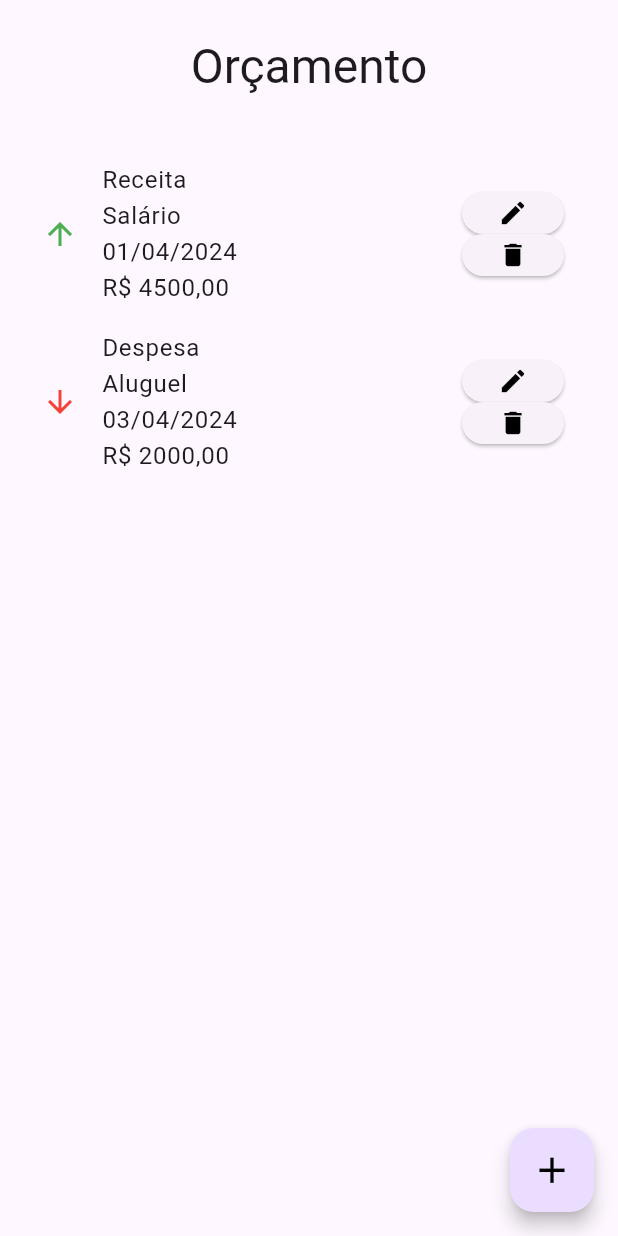
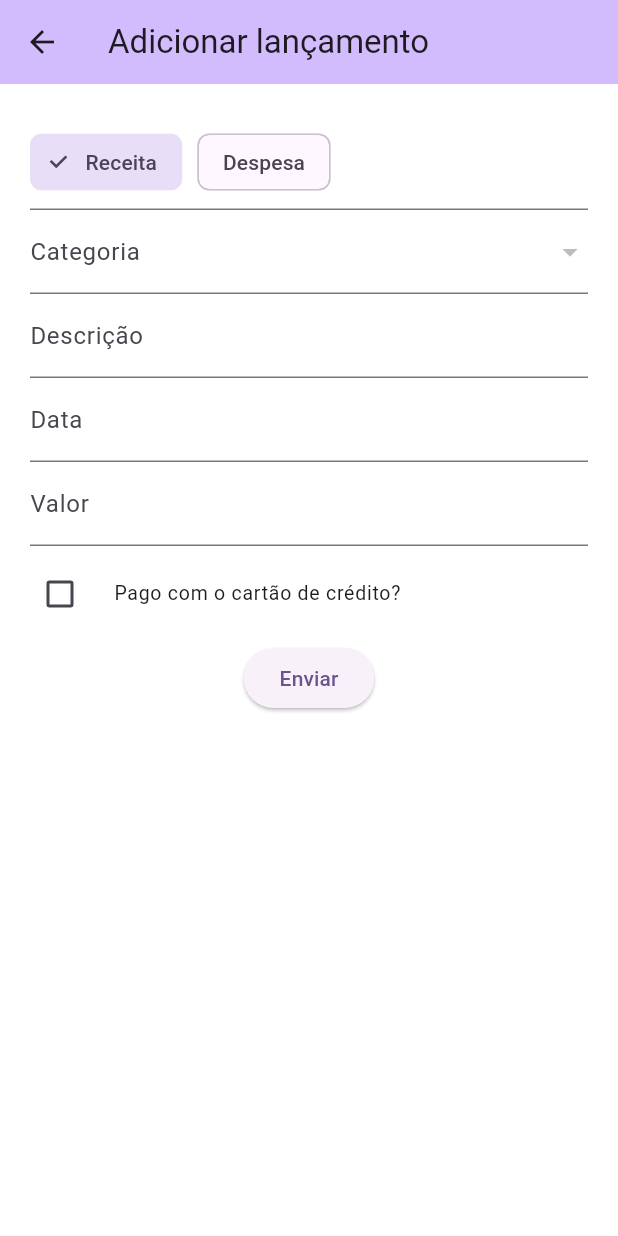
Before and after one commit to gmcotta/2mobr-flutter-trabalho-final, a Flutter app: the BudgetTab screen opened directly, after a tap on the "add" icon, on a phone screen of 412 x 824 dp. Run offline on Flutter 3.47's test engine with Material 3 defaults, Android fonts, the phone set to English and light mode, and no system bars; drawn by our look-alikes of flutter_form_builder; our stand-ins replace currency_text_input_formatter, form_builder_validators; missing offline and left inert: flutter_charts.

Commit message:
feat: create add register screen with form

```diff
--- /dev/null
+++ b/lib/screens/add_register_screen.dart
@@ -0,0 +1,150 @@
+import 'package:flutter/material.dart';
+import 'package:flutter_form_builder/flutter_form_builder.dart';
+import 'package:currency_text_input_formatter/currency_text_input_formatter.dart';
+import 'package:intl/intl.dart';
+import 'package:form_builder_validators/form_builder_validators.dart';
+
+class AddRegisterScreen extends StatefulWidget {
+  const AddRegisterScreen({super.key});
+
+  @override
+  State<AddRegisterScreen> createState() => _AddRegisterScreenState();
+}
+
+class _AddRegisterScreenState extends State<AddRegisterScreen> {
+  final _formKey = GlobalKey<FormBuilderState>();
+  bool isExpense = false;
+
+  @override
+  Widget build(BuildContext context) {
+    return Scaffold(
+      backgroundColor: Colors.white,
+      body: SingleChildScrollView(child: Padding(
+        padding: const EdgeInsets.all(20),
+        child: FormBuilder(
+            key: _formKey,
+            child: Column(
+              children: [
+                FormBuilderChoiceChip(
+                  name: 'type',
+                  initialValue: 'Receita',
+                  autovalidateMode: AutovalidateMode.onUserInteraction,
+                  spacing: 10,
+                  options: const [
+                    FormBuilderChipOption(value: 'Receita'),
+                    FormBuilderChipOption(value: 'Despesa'),
+                  ],
+                  onChanged: (value) {
+                    if (value == 'Receita') {
+                      _formKey.currentState?.fields['category']?.reset();
+                      _formKey.currentState?.fields['creditCard']?.reset();
+                      setState(() {
+                        isExpense = false;
+                      });
+                    } else {
+                      setState(() {
+                        isExpense = true;
+                      });
+                    }
+                  },
+                  validator: (value) {
+                    if (value == null) {
+                      return 'Tipo de lançamento obrigatório';
+                    }
+                    return null;
+                  },
+                ),
+                FormBuilderDropdown(
+                  name: 'category',
+                  decoration: const InputDecoration(labelText: 'Categoria'),
+                  autovalidateMode: AutovalidateMode.onUserInteraction,
+                  items: [
+                    'Alimentação',
+                    'Moradia',
+                    'Educação',
+                    'Pets',
+                    'Saúde',
+                    'Transporte',
+                    'Pessoais',
+                    'Lazer',
+                    'Outros'
+                  ]
+                      .map((gender) => DropdownMenuItem(
+                            value: gender,
+                            child: Text(gender),
+                          ))
+                      .toList(),
+                  enabled: isExpense,
+                  validator: (value) {
+                    if (value == null && isExpense) {
+                      return 'Categoria obrigatória para despesas';
+                    }
+                    return null;
+                  },
+                ),
+                FormBuilderTextField(
+                  name: 'description',
+                  decoration: const InputDecoration(labelText: 'Descrição'),
+                    autovalidateMode: AutovalidateMode.onUserInteraction,
+                  validator: (value) {
+                    if (value == null || value == '') {
+                      return 'Campo obrigatório';
+                    }
+                    return null;
+                  }
+                ),
+                FormBuilderDateTimePicker(
+                  name: 'date',
+                  decoration: const InputDecoration(labelText: 'Data'),
+                  lastDate: DateTime.now(),
+                  format: DateFormat("dd/MM/yyyy"),
+                  locale: const Locale('pt', 'BR'),
+                  inputType: InputType.date,
+                    validator: (value) {
+                      if (value == null) {
+                        return 'Campo obrigatório';
+                      }
+                      return null;
+                    }
+                ),
+                FormBuilderTextField(
+                  name: 'amount',
+                  keyboardType: TextInputType.number,
+                  decoration: const InputDecoration(labelText: 'Valor'),
+                  inputFormatters: [
+                    CurrencyTextInputFormatter(
+                      locale: 'pt_BR',
+                      decimalDigits: 2,
+                      symbol: 'R\$',
+                    )
+                  ],
+                    validator: (value) {
+                      if (value == null || value == '') {
+                        return 'Campo obrigatório';
+                      }
+                      return null;
+                    }
+                ),
+                FormBuilderCheckbox(
+                  // Core attributes
+                  name: 'creditCard',
+                  initialValue: false,
+                  title: const Text('Pago com o cartão de crédito?'),
+                  enabled: isExpense,
+                ),
+                ElevatedButton(
+                    onPressed: () {
+                      _formKey.currentState?.saveAndValidate();
+                      print(_formKey.currentState?.value);
+                    },
+                    child: const Text("Enviar"))
+              ],
+            )),
+      )),
+      appBar: AppBar(
+        backgroundColor: Theme.of(context).colorScheme.inversePrimary,
+        title: const Text('Adicionar lançamento'),
+      ),
+    );
+  }
+}
--- a/lib/tabs/budget_tab.dart
+++ b/lib/tabs/budget_tab.dart
@@ -112,7 +112,9 @@ class _BudgetTabState extends State<BudgetTab> {
         ],
       ),
       floatingActionButton: FloatingActionButton(
-        onPressed: () {},
+        onPressed: () {
+          Navigator.pushNamed(context, '/add');
+        },
         tooltip: 'Adicionar registro',
         elevation: 5,
         splashColor: Colors.grey,
--- a/pubspec.yaml
+++ b/pubspec.yaml
@@ -36,6 +36,12 @@ dependencies:
   # Use with the CupertinoIcons class for iOS style icons.
   cupertino_icons: ^1.0.6
   flutter_charts: ^0.5.2
+  flutter_form_builder: ^9.2.1
+  form_builder_validators: ^9.1.0
+  currency_text_input_formatter: ^2.1.11
+  flutter_localizations:
+    sdk: flutter
+  intl: ^0.18.1
 
 dev_dependencies:
   flutter_test:
```
Also changed, not shown: lib/main.dart (+10 -2 lines), pubspec.lock.
